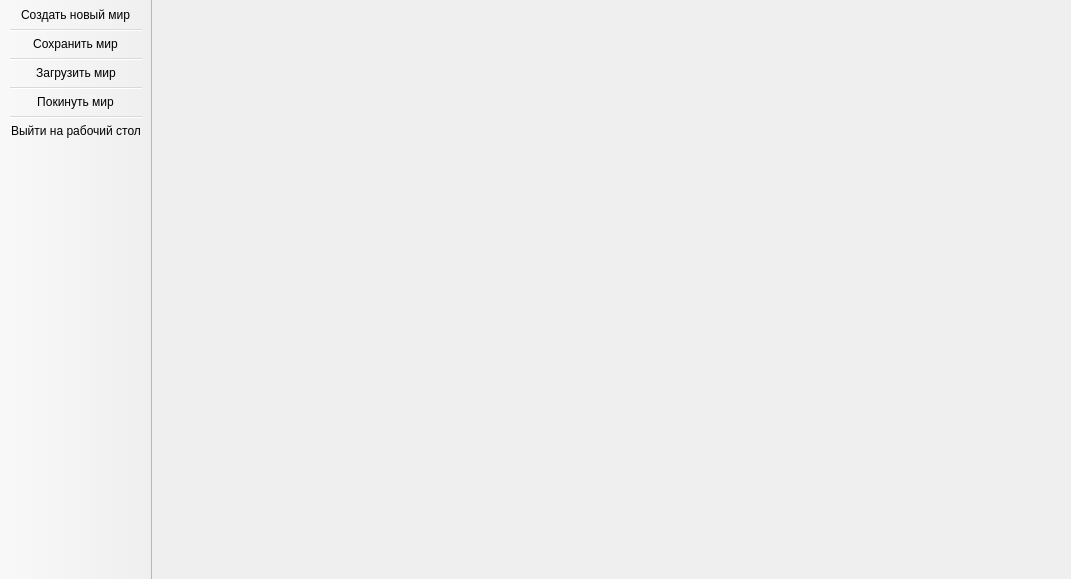
First picture: the form in mainGameWindow.ui, repository Vasilich563/ForestSimulator, before the edit.
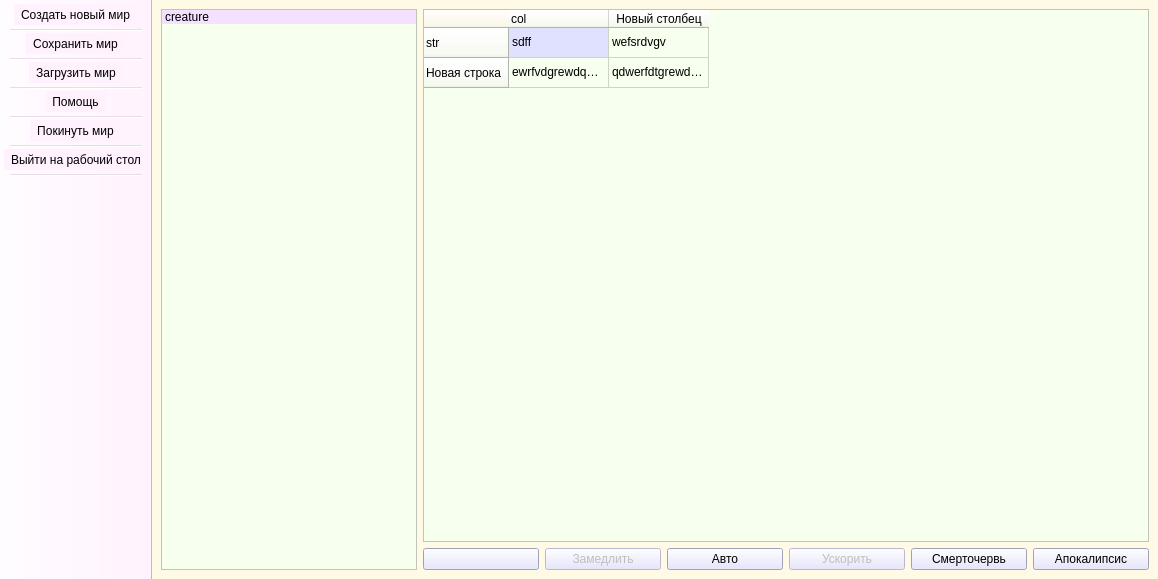
Second picture: the form after the edit. Icons and pictures are not drawn.

Commit message: add more icons, solve bug with creature status from lab_1, made main window skelet

What changed in the file:
```diff
--- a/mainGameWindow.ui
+++ b/mainGameWindow.ui
@@ -9,7 +9,7 @@
    <rect>
     <x>0</x>
     <y>0</y>
-    <width>1071</width>
+    <width>1158</width>
     <height>579</height>
    </rect>
   </property>
@@ -30,7 +30,7 @@
    <bool>false</bool>
   </property>
   <property name="styleSheet">
-   <string notr="true"/>
+   <string notr="true">background-color: rgb(255, 242, 254);</string>
   </property>
   <property name="toolButtonStyle">
    <enum>Qt::ToolButtonIconOnly</enum>
@@ -52,17 +52,258 @@
   </property>
   <widget class="QWidget" name="centralwidget">
    <property name="styleSheet">
-    <string notr="true">
-</string>
+    <string notr="true">background-color: rgb(255, 250, 230);</string>
    </property>
    <layout class="QGridLayout" name="gridLayout_2">
-    <item row="0" column="0">
-     <layout class="QHBoxLayout" name="horizontalLayout">
-      <item>
-       <widget class="QWidget" name="widget_2" native="true"/>
+    <item row="1" column="0">
+     <layout class="QGridLayout" name="gridLayout">
+      <item row="2" column="4">
+       <widget class="QPushButton" name="increaseAutoSpeedButton">
+        <property name="enabled">
+         <bool>false</bool>
+        </property>
+        <property name="toolTip">
+         <string>Ускорить течение времени (работает при при включенном автоматическом режиме)</string>
+        </property>
+        <property name="statusTip">
+         <string/>
+        </property>
+        <property name="styleSheet">
+         <string notr="true">background-color: rgb(224, 224, 255);</string>
+        </property>
+        <property name="text">
+         <string>Ускорить</string>
+        </property>
+       </widget>
       </item>
-      <item>
-       <widget class="QWidget" name="widget" native="true"/>
+      <item row="2" column="3">
+       <widget class="QPushButton" name="autoPeriodButton">
+        <property name="cursor">
+         <cursorShape>PointingHandCursor</cursorShape>
+        </property>
+        <property name="toolTip">
+         <string>Режим автоматической смены времени</string>
+        </property>
+        <property name="statusTip">
+         <string/>
+        </property>
+        <property name="whatsThis">
+         <string/>
+        </property>
+        <property name="styleSheet">
+         <string notr="true">background-color: rgb(224, 224, 255);</string>
+        </property>
+        <property name="text">
+         <string>Авто</string>
+        </property>
+        <property name="iconSize">
+         <size>
+          <width>16</width>
+          <height>16</height>
+         </size>
+        </property>
+        <property name="checkable">
+         <bool>true</bool>
+        </property>
+       </widget>
+      </item>
+      <item row="2" column="2">
+       <widget class="QPushButton" name="reduceAutoSpeedButton">
+        <property name="enabled">
+         <bool>false</bool>
+        </property>
+        <property name="toolTip">
+         <string>Замедлить течение времени (работает при при включенном автоматическом режиме)</string>
+        </property>
+        <property name="styleSheet">
+         <string notr="true">background-color: rgb(224, 224, 255);</string>
+        </property>
+        <property name="text">
+         <string>Замедлить</string>
+        </property>
+       </widget>
+      </item>
+      <item row="2" column="6">
+       <widget class="QPushButton" name="appocalipseButton">
+        <property name="cursor">
+         <cursorShape>PointingHandCursor</cursorShape>
+        </property>
+        <property name="toolTip">
+         <string>Вызвать апокалипсис</string>
+        </property>
+        <property name="styleSheet">
+         <string notr="true">background-color: rgb(224, 224, 255);</string>
+        </property>
+        <property name="text">
+         <string>Апокалипсис</string>
+        </property>
+       </widget>
+      </item>
+      <item row="2" column="5">
+       <widget class="QPushButton" name="wakeDeadlyWordButton">
+        <property name="cursor">
+         <cursorShape>PointingHandCursor</cursorShape>
+        </property>
+        <property name="toolTip">
+         <string>Пробудить смерточервя</string>
+        </property>
+        <property name="styleSheet">
+         <string notr="true">background-color: rgb(224, 224, 255);</string>
+        </property>
+        <property name="text">
+         <string>Смерточервь</string>
+        </property>
+       </widget>
+      </item>
+      <item row="0" column="0" rowspan="3">
+       <widget class="QListWidget" name="cellDataListWidget">
+        <property name="sizePolicy">
+         <sizepolicy hsizetype="Preferred" vsizetype="Expanding">
+          <horstretch>0</horstretch>
+          <verstretch>0</verstretch>
+         </sizepolicy>
+        </property>
+        <property name="styleSheet">
+         <string notr="true">background-color: rgb(247, 255, 238);</string>
+        </property>
+        <property name="editTriggers">
+         <set>QAbstractItemView::NoEditTriggers</set>
+        </property>
+        <item>
+         <property name="text">
+          <string>creature</string>
+         </property>
+         <property name="background">
+          <brush brushstyle="SolidPattern">
+           <color alpha="255">
+            <red>244</red>
+            <green>224</green>
+            <blue>255</blue>
+           </color>
+          </brush>
+         </property>
+        </item>
+       </widget>
+      </item>
+      <item row="2" column="1">
+       <widget class="QPushButton" name="periodButton">
+        <property name="cursor">
+         <cursorShape>PointingHandCursor</cursorShape>
+        </property>
+        <property name="toolTip">
+         <string>Сменить временной период</string>
+        </property>
+        <property name="styleSheet">
+         <string notr="true">background-color: rgb(224, 224, 255);</string>
+        </property>
+        <property name="text">
+         <string/>
+        </property>
+        <property name="icon">
+         <iconset>
+          <normaloff>appdata/icons/doubleR.png</normaloff>appdata/icons/doubleR.png</iconset>
+        </property>
+        <property name="checkable">
+         <bool>false</bool>
+        </property>
+       </widget>
+      </item>
+      <item row="0" column="1" rowspan="2" colspan="6">
+       <widget class="QTableWidget" name="worldMapTable">
+        <property name="styleSheet">
+         <string notr="true">background-color: rgb(247, 255, 238);</string>
+        </property>
+        <property name="verticalScrollBarPolicy">
+         <enum>Qt::ScrollBarAsNeeded</enum>
+        </property>
+        <property name="sizeAdjustPolicy">
+         <enum>QAbstractScrollArea::AdjustToContents</enum>
+        </property>
+        <property name="autoScroll">
+         <bool>false</bool>
+        </property>
+        <property name="editTriggers">
+         <set>QAbstractItemView::NoEditTriggers</set>
+        </property>
+        <property name="dragEnabled">
+         <bool>false</bool>
+        </property>
+        <property name="selectionMode">
+         <enum>QAbstractItemView::SingleSelection</enum>
+        </property>
+        <property name="gridStyle">
+         <enum>Qt::SolidLine</enum>
+        </property>
+        <property name="cornerButtonEnabled">
+         <bool>false</bool>
+        </property>
+        <row>
+         <property name="text">
+          <string>str</string>
+         </property>
+         <property name="background">
+          <color>
+           <red>255</red>
+           <green>242</green>
+           <blue>254</blue>
+          </color>
+         </property>
+        </row>
+        <row>
+         <property name="text">
+          <string>Новая строка</string>
+         </property>
+        </row>
+        <column>
+         <property name="text">
+          <string>col</string>
+         </property>
+         <property name="textAlignment">
+          <set>AlignLeading|AlignVCenter</set>
+         </property>
+         <property name="background">
+          <color>
+           <red>255</red>
+           <green>242</green>
+           <blue>254</blue>
+          </color>
+         </property>
+        </column>
+        <column>
+         <property name="text">
+          <string>Новый столбец</string>
+         </property>
+        </column>
+        <item row="0" column="0">
+         <property name="text">
+          <string>sdff</string>
+         </property>
+         <property name="background">
+          <brush brushstyle="SolidPattern">
+           <color alpha="255">
+            <red>224</red>
+            <green>224</green>
+            <blue>255</blue>
+           </color>
+          </brush>
+         </property>
+        </item>
+        <item row="0" column="1">
+         <property name="text">
+          <string>wefsrdvgv</string>
+         </property>
+        </item>
+        <item row="1" column="0">
+         <property name="text">
+          <string>ewrfvdgrewdqedscf</string>
+         </property>
+        </item>
+        <item row="1" column="1">
+         <property name="text">
+          <string>qdwerfdtgrewdqsaedcfv</string>
+         </property>
+        </item>
+       </widget>
       </item>
      </layout>
     </item>
@@ -96,20 +337,23 @@
    <attribute name="toolBarBreak">
     <bool>false</bool>
    </attribute>
-   <addaction name="newWorld"/>
+   <addaction name="newWorldAction"/>
    <addaction name="separator"/>
-   <addaction name="saveWorld"/>
+   <addaction name="saveWorldAction"/>
    <addaction name="separator"/>
-   <addaction name="loadWorld"/>
+   <addaction name="loadWorldAction"/>
    <addaction name="separator"/>
-   <addaction name="leaveWorld"/>
+   <addaction name="helpAction"/>
    <addaction name="separator"/>
-   <addaction name="exitGame"/>
+   <addaction name="leaveWorldAction"/>
+   <addaction name="separator"/>
+   <addaction name="exitGameAction"/>
+   <addaction name="separator"/>
   </widget>
-  <action name="newWorld">
+  <action name="newWorldAction">
    <property name="icon">
     <iconset>
-     <normaloff>appdata/icons/png-transparent-computer-icons-add-logo-desktop-wallpaper-add-thumbnail-removebg-preview.png</normaloff>appdata/icons/png-transparent-computer-icons-add-logo-desktop-wallpaper-add-thumbnail-removebg-preview.png</iconset>
+     <normaloff>appdata/icons/addIcon.png</normaloff>appdata/icons/addIcon.png</iconset>
    </property>
    <property name="text">
     <string>Создать новый мир</string>
@@ -118,10 +362,10 @@
     <bool>true</bool>
    </property>
   </action>
-  <action name="loadWorld">
+  <action name="loadWorldAction">
    <property name="icon">
     <iconset>
-     <normaloff>appdata/icons/png-transparent-upload-icon-line-angle-symbol-font-upload-angle-symbol-mono-general-4-thumbnail-removebg-preview.png</normaloff>appdata/icons/png-transparent-upload-icon-line-angle-symbol-font-upload-angle-symbol-mono-general-4-thumbnail-removebg-preview.png</iconset>
+     <normaloff>appdata/icons/loadIcon.png</normaloff>appdata/icons/loadIcon.png</iconset>
    </property>
    <property name="text">
     <string>Загрузить мир</string>
@@ -133,28 +377,28 @@
     <string>F9</string>
    </property>
   </action>
-  <action name="leaveWorld">
+  <action name="leaveWorldAction">
    <property name="icon">
     <iconset>
-     <normaloff>appdata/icons/exit_icon-icons.com_70975.png</normaloff>appdata/icons/exit_icon-icons.com_70975.png</iconset>
+     <normaloff>appdata/icons/exitIcon.png</normaloff>appdata/icons/exitIcon.png</iconset>
    </property>
    <property name="text">
     <string>Покинуть мир</string>
    </property>
   </action>
-  <action name="exitGame">
+  <action name="exitGameAction">
    <property name="icon">
     <iconset>
-     <normaloff>appdata/icons/2333386-code-linux-os_85584.png</normaloff>appdata/icons/2333386-code-linux-os_85584.png</iconset>
+     <normaloff>appdata/icons/linuxIcon.png</normaloff>appdata/icons/linuxIcon.png</iconset>
    </property>
    <property name="text">
     <string>Выйти на рабочий стол</string>
    </property>
   </action>
-  <action name="saveWorld">
+  <action name="saveWorldAction">
    <property name="icon">
     <iconset>
-     <normaloff>appdata/icons/png-transparent-computer-icons-favicon-save-icon-miscellaneous-text-rectangle-thumbnail-removebg-preview.png</normaloff>appdata/icons/png-transparent-computer-icons-favicon-save-icon-miscellaneous-text-rectangle-thumbnail-removebg-preview.png</iconset>
+     <normaloff>appdata/icons/saveIcon.png</normaloff>appdata/icons/saveIcon.png</iconset>
    </property>
    <property name="text">
     <string>Сохранить мир</string>
@@ -166,6 +410,21 @@
     <string>F5</string>
    </property>
   </action>
+  <action name="helpAction">
+   <property name="icon">
+    <iconset>
+     <normaloff>appdata/icons/question.png</normaloff>appdata/icons/question.png</iconset>
+   </property>
+   <property name="text">
+    <string>Помощь</string>
+   </property>
+   <property name="toolTip">
+    <string>Помощь F11</string>
+   </property>
+   <property name="shortcut">
+    <string>F11</string>
+   </property>
+  </action>
  </widget>
  <resources/>
  <connections/>
```
The commit also changes 27 other files.
